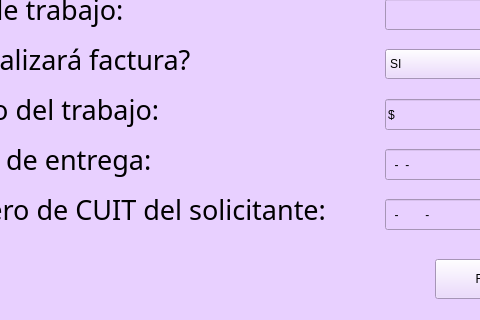
This is registrar_trabajo.ui in operador1/consultor_en_ti as Qt 5 draws it before an edit; both pictures show x 195 to 675 and y 141 to 461 of the 1069 by 563 pixel window. The edited form follows.
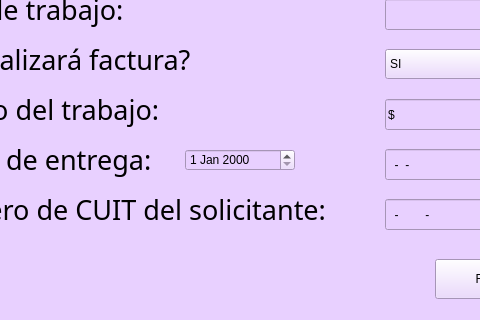
This is the edited form.

Patch:
```diff
--- a/registrar_trabajo.ui
+++ b/registrar_trabajo.ui
@@ -272,6 +272,16 @@
      </property>
     </item>
    </widget>
+   <widget class="QDateEdit" name="dateEdit">
+    <property name="geometry">
+     <rect>
+      <x>380</x>
+      <y>290</y>
+      <width>110</width>
+      <height>22</height>
+     </rect>
+    </property>
+   </widget>
   </widget>
   <widget class="QStatusBar" name="statusbar"/>
  </widget>
```
Left out of the diff: 8 changed lines with no effect on the pictures.
